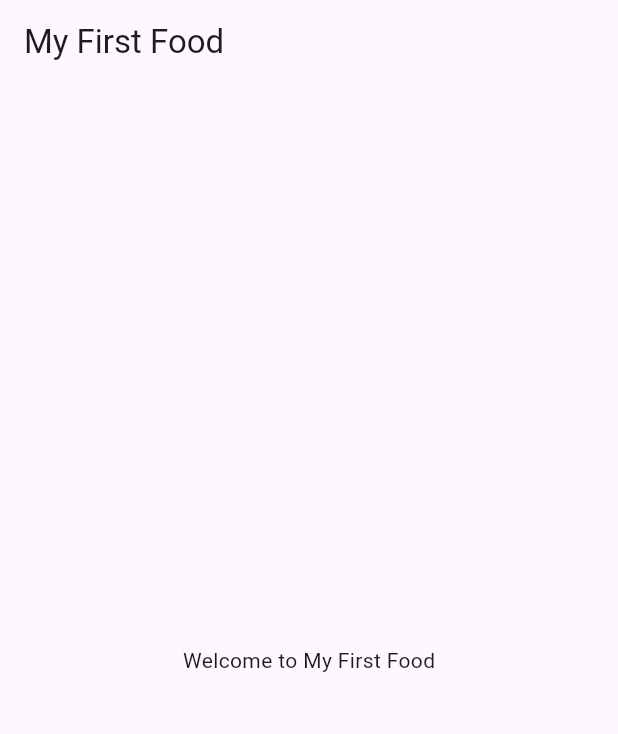
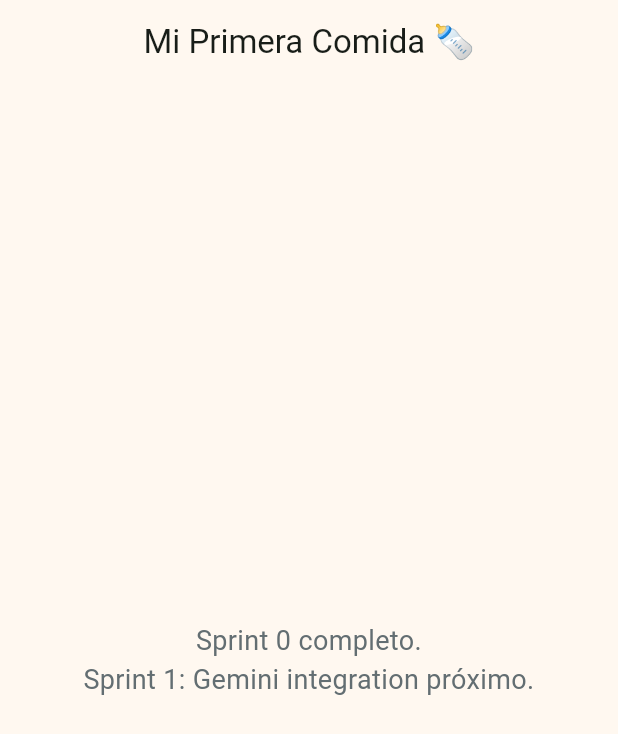
Before and after one commit to paulmrg-461/my_first_food, a Flutter app: the screen it shows after launch, on a phone screen of 412 x 824 dp. Shown: the top 734 px of the screen. Run offline on Flutter 3.47's test engine with Material 3 defaults, Android fonts, the phone set to English and light mode, and no system bars; our stand-ins replace dartz, equatable, flutter_dotenv, freezed_annotation, get_it, hive_flutter and 1 more; accounts and stored records are empty.

Commit message:
Feat: Added clean architecture layers

```diff
--- /dev/null
+++ b/lib/core/config/app_config.dart
@@ -0,0 +1,20 @@
+import 'package:flutter_dotenv/flutter_dotenv.dart';
+
+class AppConfig {
+  AppConfig._();
+
+  static List<String> get geminiApiKeys => [
+        dotenv.get('GEMINI_API_KEY_1', fallback: ''),
+        dotenv.get('GEMINI_API_KEY_2', fallback: ''),
+        dotenv.get('GEMINI_API_KEY_3', fallback: ''),
+      ].where((k) => k.isNotEmpty).toList();
+
+  static String get deepseekApiKey =>
+      dotenv.get('DEEPSEEK_API_KEY', fallback: '');
+
+  static bool get isDevelopment =>
+      dotenv.get('APP_ENV', fallback: 'development') == 'development';
+
+  static const geminiModel = 'gemini-2.0-flash';
+  static const geminiFileExpiryHours = 47;
+}
--- a/lib/main.dart
+++ b/lib/main.dart
@@ -1,18 +1,16 @@
 import 'package:flutter/material.dart';
+import 'package:flutter_dotenv/flutter_dotenv.dart';
+import 'package:hive_flutter/hive_flutter.dart';
 
-void main() => runApp(const MyApp());
+import 'core/di/injection.dart';
+import 'presentation/app.dart';
 
-class MyApp extends StatelessWidget {
-  const MyApp({super.key});
+void main() async {
+  WidgetsFlutterBinding.ensureInitialized();
 
-  @override
-  Widget build(BuildContext context) {
-    return MaterialApp(
-      title: 'My First Food',
-      home: Scaffold(
-        appBar: AppBar(title: const Text('My First Food')),
-        body: const Center(child: Text('Welcome to My First Food')),
-      ),
-    );
-  }
+  await dotenv.load(fileName: '.env');
+  await Hive.initFlutter();
+  await configureDependencies();
+
+  runApp(const App());
 }
--- /dev/null
+++ b/lib/presentation/app.dart
@@ -0,0 +1,17 @@
+import 'package:flutter/material.dart';
+import 'screens/home/home_screen.dart';
+import 'theme/app_theme.dart';
+
+class App extends StatelessWidget {
+  const App({super.key});
+
+  @override
+  Widget build(BuildContext context) {
+    return MaterialApp(
+      title: 'Mi Primera Comida',
+      theme: AppTheme.light,
+      debugShowCheckedModeBanner: false,
+      home: const HomeScreen(),
+    );
+  }
+}
--- /dev/null
+++ b/lib/presentation/screens/home/home_screen.dart
@@ -0,0 +1,28 @@
+import 'package:flutter/material.dart';
+import '../../theme/app_theme.dart';
+
+class HomeScreen extends StatelessWidget {
+  const HomeScreen({super.key});
+
+  @override
+  Widget build(BuildContext context) {
+    return Scaffold(
+      appBar: AppBar(
+        title: const Text('Mi Primera Comida 🍼'),
+      ),
+      body: const Center(
+        child: Padding(
+          padding: EdgeInsets.all(AppSpacing.lg),
+          child: Text(
+            'Sprint 0 completo.\nSprint 1: Gemini integration próximo.',
+            textAlign: TextAlign.center,
+            style: TextStyle(
+              fontSize: 18,
+              color: AppColors.muted,
+            ),
+          ),
+        ),
+      ),
+    );
+  }
+}
--- /dev/null
+++ b/lib/presentation/theme/app_theme.dart
@@ -0,0 +1,45 @@
+import 'package:flutter/material.dart';
+
+// 8pt grid design tokens
+class AppSpacing {
+  static const double xs = 4;
+  static const double sm = 8;
+  static const double md = 16;
+  static const double lg = 24;
+  static const double xl = 32;
+  static const double xxl = 48;
+}
+
+class AppColors {
+  static const primary = Color(0xFF6B9E78);
+  static const secondary = Color(0xFFF4A261);
+  static const background = Color(0xFFFFF8F0);
+  static const surface = Color(0xFFFFFFFF);
+  static const error = Color(0xFFE76F51);
+  static const onPrimary = Color(0xFFFFFFFF);
+  static const onBackground = Color(0xFF2D3436);
+  static const onSurface = Color(0xFF2D3436);
+  static const muted = Color(0xFF636E72);
+}
+
+class AppTheme {
+  static ThemeData get light => ThemeData(
+        useMaterial3: true,
+        colorScheme: ColorScheme.fromSeed(
+          seedColor: AppColors.primary,
+          surface: AppColors.background,
+        ),
+        scaffoldBackgroundColor: AppColors.background,
+        cardTheme: const CardThemeData(
+          elevation: 0,
+          shape: RoundedRectangleBorder(
+            borderRadius: BorderRadius.all(Radius.circular(16)),
+          ),
+        ),
+        appBarTheme: const AppBarTheme(
+          backgroundColor: AppColors.background,
+          elevation: 0,
+          centerTitle: true,
+        ),
+      );
+}
```
Also changed, not shown: lib/core/di/injection.dart (added, +8 -0 lines), lib/core/error/exceptions.dart (added, +18 -0 lines), lib/core/error/failures.dart (added, +29 -0 lines), lib/domain/entities/baby.dart (added, +25 -0 lines), lib/domain/entities/health_insight.dart (added, +18 -0 lines), lib/domain/entities/ingredient.dart (added, +18 -0 lines), lib/domain/entities/meal_suggestion.dart (added, +22 -0 lines), lib/domain/entities/shopping_item.dart (added, +17 -0 lines), lib/domain/repositories/i_ai_repository.dart (added, +25 -0 lines), lib/domain/repositories/i_local_repository.dart (added, +25 -0 lines), pubspec.yaml (+42 -69 lines), example.env (added), lib/core/di/injection.config.dart (added), lib/domain/entities/baby.freezed.dart (added), 10 more files, 2 other files.
